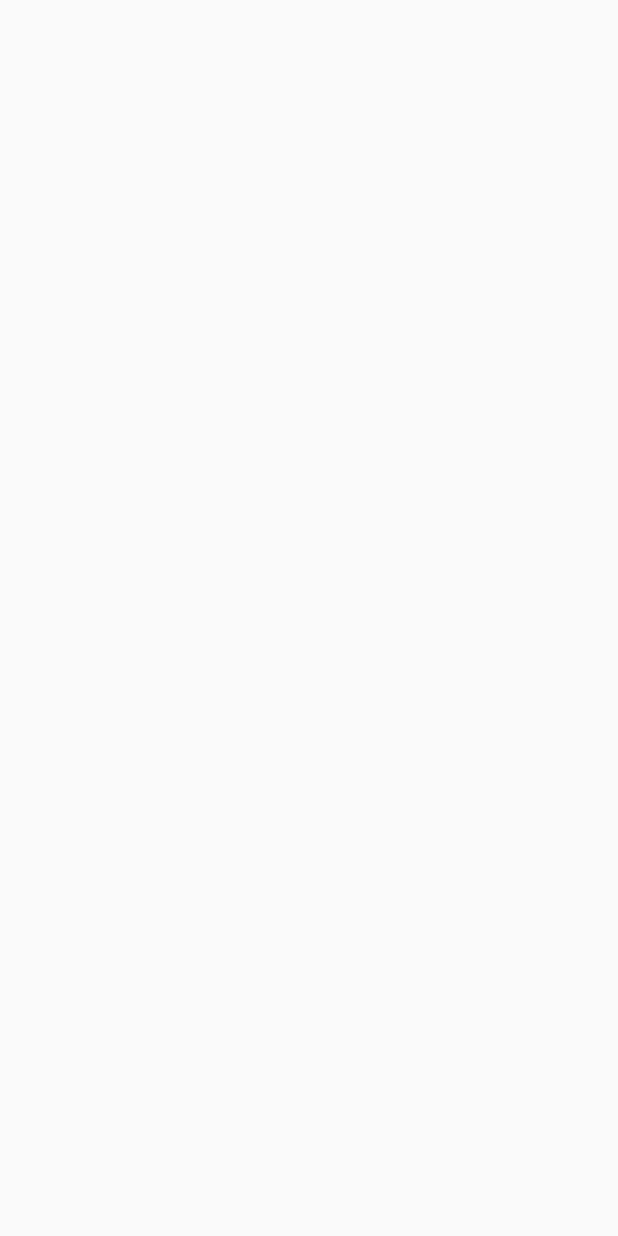
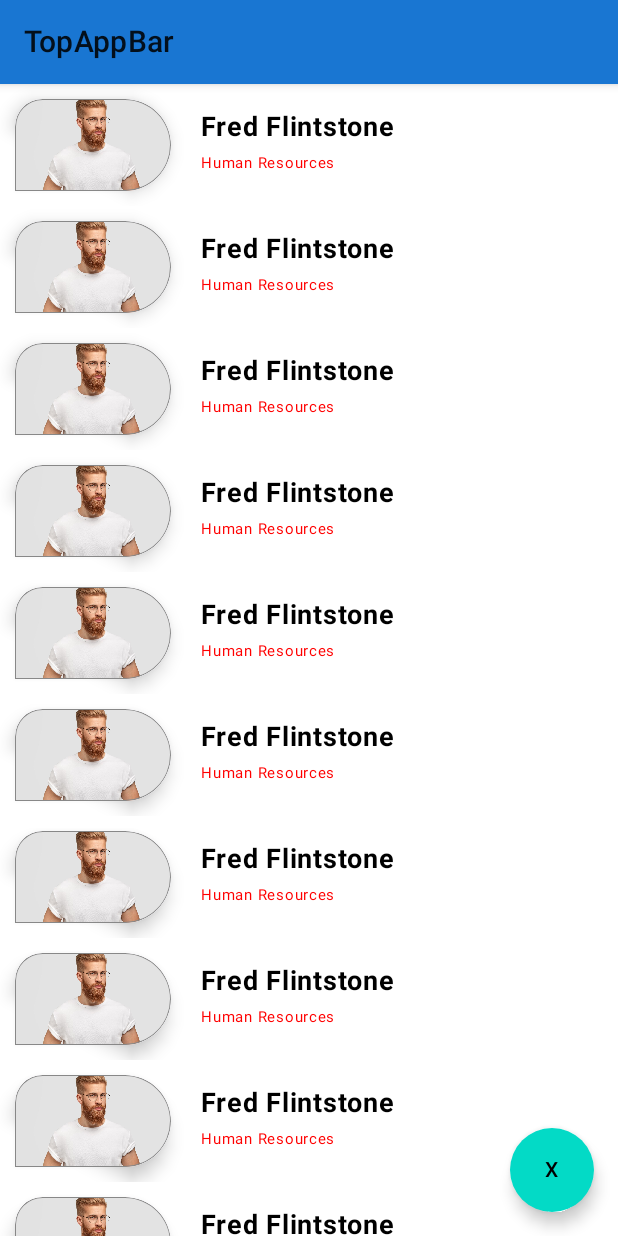
Before and after one commit to gh0stxx/EmployeeContacts, an Android app built with Jetpack Compose: the screen it shows after launch (MainActivity), on a phone screen of 412 x 824 dp. Before the commit the screen is empty. Run offline under Robolectric (Android 15) with nearby library versions, the phone set to English and light mode, and no system bars; our stand-ins replace Dagger/Hilt's generated code, Room's generated code.

Commit message:
Some UI additions and fixed mav issue. Basic app that actually opens now.

```diff
--- a/app/build.gradle
+++ b/app/build.gradle
@@ -3,8 +3,8 @@ plugins {
     id 'org.jetbrains.kotlin.android'
     id 'kotlin-android'
     id 'kotlin-kapt'
+    id 'dagger.hilt.android.plugin'
 }
-
 android {
     namespace 'com.gh0stnet.employeecontacts'
     compileSdk 33
@@ -58,6 +58,7 @@ dependencies {
     //noinspection GradleDependency
     implementation "androidx.compose.ui:ui-tooling-preview:$compose_version"
     implementation 'androidx.compose.material3:material3:1.1.0-alpha02'
+    implementation 'androidx.compose.material:material:1.3.1'
     testImplementation 'junit:junit:4.13.2'
     androidTestImplementation 'androidx.test.ext:junit:1.1.4'
     androidTestImplementation 'androidx.test.espresso:espresso-core:3.5.0'
@@ -83,9 +84,16 @@ dependencies {
     def room_version = "2.4.3"
 
     implementation "androidx.room:room-runtime:$room_version"
-    annotationProcessor "androidx.room:room-compiler:$room_version"
+  //  annotationProcessor "androidx.room:room-compiler:$room_version"
 // To use Kotlin annotation processing tool (kapt)
     kapt "androidx.room:room-compiler:$room_version"
     implementation("androidx.room:room-ktx:$room_version")
 
+    //dagger hilt deps
+       implementation "com.google.dagger:hilt-android:2.44.1"
+        kapt "com.google.dagger:hilt-compiler:2.44.1"
+
 }
+kapt {
+  correctErrorTypes = true
+}
--- a/app/src/main/java/com/gh0stnet/employeecontacts/di/AppModule.kt
+++ b/app/src/main/java/com/gh0stnet/employeecontacts/di/AppModule.kt
@@ -12,10 +12,11 @@ import com.gh0stnet.employeecontacts.feature_contacts.domain.use_case.GetContact
 import dagger.Module
 import dagger.Provides
 import dagger.hilt.InstallIn
+import dagger.hilt.components.SingletonComponent
 import javax.inject.Singleton
 
 @Module
-@InstallIn(Singleton::class)
+@InstallIn(SingletonComponent::class)
 object AppModule {
 
     @Provides
--- a/app/src/main/java/com/gh0stnet/employeecontacts/feature_contacts/presentation/MainActivity.kt
+++ b/app/src/main/java/com/gh0stnet/employeecontacts/feature_contacts/presentation/MainActivity.kt
@@ -3,22 +3,42 @@ package com.gh0stnet.employeecontacts.feature_contacts.presentation
 import android.os.Bundle
 import androidx.activity.ComponentActivity
 import androidx.activity.compose.setContent
-import androidx.compose.foundation.layout.fillMaxSize
-import androidx.compose.material3.MaterialTheme
-import androidx.compose.material3.Surface
-import androidx.compose.material3.Text
-import androidx.compose.runtime.Composable
-import androidx.compose.ui.Modifier
-import androidx.compose.ui.tooling.preview.Preview
+import androidx.compose.material.MaterialTheme
+import androidx.compose.material.Surface
+import androidx.hilt.navigation.compose.hiltViewModel
+import androidx.navigation.compose.NavHost
+import androidx.navigation.compose.composable
+import androidx.navigation.compose.rememberNavController
+import com.gh0stnet.employeecontacts.feature_contacts.presentation.contacts.ContactScreen
+import com.gh0stnet.employeecontacts.feature_contacts.presentation.contacts.ContactViewModel
+import com.gh0stnet.employeecontacts.feature_contacts.presentation.util.Screen
 import com.gh0stnet.employeecontacts.ui.theme.EmployeeContactsTheme
+import dagger.hilt.android.AndroidEntryPoint
 
+@AndroidEntryPoint
 class MainActivity : ComponentActivity() {
     override fun onCreate(savedInstanceState: Bundle?) {
         super.onCreate(savedInstanceState)
         setContent {
             EmployeeContactsTheme {
 
+                Surface(
+                    color = MaterialTheme.colors.background
+                ) {
+                        val navController = rememberNavController()
+                        NavHost(
+                            navController = navController,
+                            startDestination = Screen.ContactScreen.route
+
+                            ) {
+                            composable(route = Screen.ContactScreen.route) {
+                                val viewModel = hiltViewModel<ContactViewModel>()
+                                ContactScreen(viewModel = viewModel)
+
+                            }
+                        }
+                    }
+                }
             }
         }
     }
-}
--- /dev/null
+++ b/app/src/main/java/com/gh0stnet/employeecontacts/feature_contacts/presentation/contacts/ContactScreen.kt
@@ -0,0 +1,57 @@
+package com.gh0stnet.employeecontacts.feature_contacts.presentation.contacts
+
+import android.annotation.SuppressLint
+import androidx.compose.foundation.layout.Column
+import androidx.compose.foundation.rememberScrollState
+import androidx.compose.foundation.verticalScroll
+import androidx.compose.material.DrawerValue
+import androidx.compose.material.FabPosition
+import androidx.compose.material.FloatingActionButton
+import androidx.compose.material.Scaffold
+import androidx.compose.material.Text
+import androidx.compose.material.TopAppBar
+import androidx.compose.material.rememberDrawerState
+import androidx.compose.material.rememberScaffoldState
+import androidx.compose.runtime.Composable
+import androidx.compose.ui.Modifier
+import androidx.compose.ui.graphics.Color
+import com.gh0stnet.employeecontacts.feature_contacts.presentation.contacts.components.ContactItem
+
+
+@SuppressLint("UnusedMaterialScaffoldPaddingParameter")
+@Composable
+fun ContactScreen(viewModel: ContactViewModel) {
+val materialBlue700= Color(0xFF1976D2)
+    val scaffoldState = rememberScaffoldState(rememberDrawerState(DrawerValue.Closed))
+    Scaffold(
+            scaffoldState = scaffoldState,
+            topBar = { TopAppBar(title = {Text("TopAppBar")},backgroundColor = materialBlue700)  },
+            floatingActionButtonPosition = FabPosition.End,
+            floatingActionButton = { FloatingActionButton(onClick = {}){
+                Text("X")
+            } },
+            drawerContent = { Text(text = "drawerContent") },
+            content = {
+                Column(modifier = Modifier
+                    .verticalScroll(rememberScrollState())) {
+                    ContactItem()
+                    ContactItem()
+                    ContactItem()
+                    ContactItem()
+                    ContactItem()
+                    ContactItem()
+                    ContactItem()
+                    ContactItem()
+                    ContactItem()
+                    ContactItem()
+                    ContactItem()
+                    ContactItem()
+                    ContactItem()
+                    ContactItem()
+                    ContactItem()
+                }
+            }
+           // bottomBar = { BottomAppBar(backgroundColor = materialBlue700) { Text("BottomAppBar") } }
+    )
+
+    }
--- a/app/src/main/java/com/gh0stnet/employeecontacts/feature_contacts/presentation/contacts/components/ContactItem.kt
+++ b/app/src/main/java/com/gh0stnet/employeecontacts/feature_contacts/presentation/contacts/components/ContactItem.kt
@@ -3,6 +3,7 @@ package com.gh0stnet.employeecontacts.feature_contacts.presentation.contacts.com
 import androidx.compose.foundation.Image
 import androidx.compose.foundation.background
 import androidx.compose.foundation.border
+import androidx.compose.foundation.layout.Box
 import androidx.compose.foundation.layout.Column
 import androidx.compose.foundation.layout.Row
 import androidx.compose.foundation.layout.Spacer
@@ -22,7 +23,6 @@ import androidx.compose.ui.graphics.Color
 import androidx.compose.ui.layout.ContentScale
 import androidx.compose.ui.res.painterResource
 import androidx.compose.ui.text.font.FontWeight
-import androidx.compose.ui.tooling.preview.Preview
 import androidx.compose.ui.unit.dp
 import androidx.compose.ui.unit.sp
 import com.gh0stnet.employeecontacts.R
@@ -30,11 +30,13 @@ import com.gh0stnet.employeecontacts.R
 @Composable
 fun ContactItem(
     // person: People,
-    // modifier: Modifier,
+     //modifier: Modifier,
 ) {
-    Surface {
+    Box() {
+
         Row(
             Modifier
+                //.matchParentSize()
                 .background(Color.White),
             verticalAlignment = Alignment.CenterVertically
         ) {
@@ -69,12 +71,3 @@ fun ContactItem(
         }
     }
 }
-
-@Preview
-@Composable
-fun Preview(
-    //   person: People,
-    //   modifier: Modifier,
-) {
-    ContactItem()
-}
--- /dev/null
+++ b/app/src/main/java/com/gh0stnet/employeecontacts/feature_contacts/presentation/util/Screen.kt
@@ -0,0 +1,5 @@
+package com.gh0stnet.employeecontacts.feature_contacts.presentation.util
+
+sealed class Screen(val route: String) {
+    object ContactScreen: Screen("contact_screen")
+}
```
